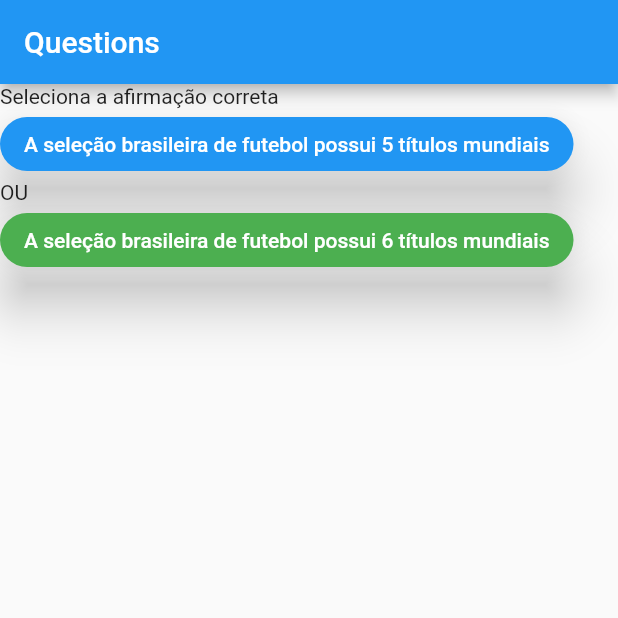
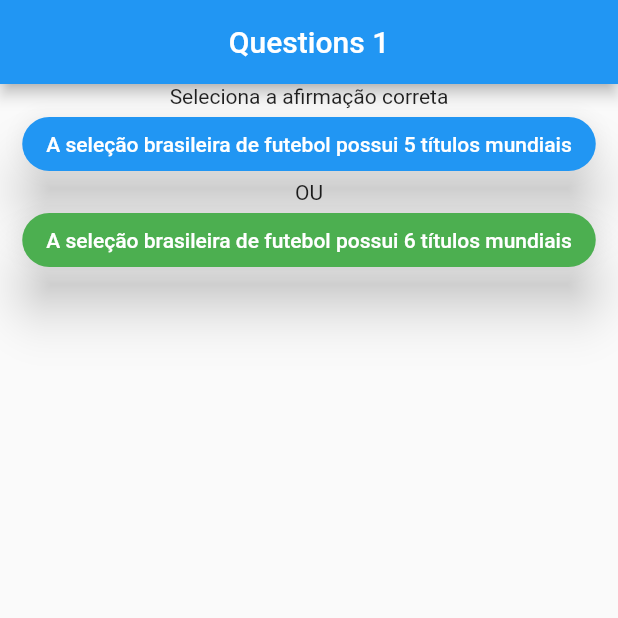
Before and after one commit to luizrovaris/QuizApp_Flutter, a Flutter app: the screen it shows after launch, on a phone screen of 412 x 824 dp, the top half of it. Run offline on Flutter 3.47's test engine with Material 2 defaults, Android fonts, the phone set to English and light mode, and no system bars.

Commit message:
Adding result file

```diff
--- a/quiz_app/lib/home.dart
+++ b/quiz_app/lib/home.dart
@@ -1,8 +1,10 @@
 import 'package:flutter/material.dart';
+import 'package:quiz_app/result.dart';
 import './models/question.dart';
 import './question_box.dart';
+import './result.dart';
 
-class Home extends StatefulWidget{
+class Home extends StatefulWidget {
   @override
   State<StatefulWidget> createState() => HomeState();
 }
@@ -11,43 +13,72 @@ class HomeState extends State<Home> {
   final _questions = [
     {
       0: [
-        Question('A seleção brasileira de futebol possui 5 títulos mundiais', 1),
+        Question(
+            'A seleção brasileira de futebol possui 5 títulos mundiais', 1),
         Question('A seleção brasileira de futebol possui 6 títulos mundiais', 0)
       ]
     },
     {
       1: [
         Question('O Flamengo é campeão mundial', 1),
-        Question('O Flamengo não é campeão mundial', 0)]
+        Question('O Flamengo não é campeão mundial', 0)
+      ]
     },
     {
       2: [
         Question('O Palmeiras é campeão mundial', 0),
-        Question('O Palmeiras não é campeão mundial', 1)]
+        Question('O Palmeiras não é campeão mundial', 1)
+      ]
     },
     {
       3: [
         Question('O atual técnico da seleção brasileira é o Tite', 1),
-        Question('O atual técnico da seleção brasileira é o Luxa', 0)]
+        Question('O atual técnico da seleção brasileira é o Luxa', 0)
+      ]
     }
   ];
   int result = 0;
   int _index = 0;
 
-  void nextQuestion(int value){
+  void nextQuestion(int value) {
     setState(() {
       _index++;
       result += value;
     });
   }
 
+  void reset() {
+    setState(() {
+      _index = 0;
+      result = 0;
+    });
+  }
+
+  String getResultMessage() {
+    if (result < 2) {
+      return 'Oops... Tente outra vez.';
+    } else if (result < 3) {
+      return 'Quase lá...';
+    }
+
+    return 'Você acertou tudo!';
+  }
+
+  String _getTitle() {
+    return _index < _questions.length ? 'Questions ${_index + 1}' : 'Resultado';
+  }
+
   @override
   Widget build(BuildContext context) {
     return Scaffold(
       appBar: AppBar(
-        title: Text('Questions'),
+        title: Center(
+          child: Text(this._getTitle()),
+        ),
       ),
-      body: QuestionBox(_index, _questions, nextQuestion)
+      body: _index < _questions.length
+          ? QuestionBox(_index, _questions, nextQuestion)
+          : Result(getResultMessage(), this.reset),
     );
   }
 }
--- a/quiz_app/lib/question_box.dart
+++ b/quiz_app/lib/question_box.dart
@@ -1,6 +1,6 @@
 import 'package:flutter/material.dart';
 
-class QuestionBox extends StatelessWidget{
+class QuestionBox extends StatelessWidget {
   final _index;
   final _questions;
   final Function nextQuestion;
@@ -11,43 +11,61 @@ class QuestionBox extends StatelessWidget{
   Widget build(BuildContext context) {
     return Column(
       children: <Widget>[
+        Row(children: <Widget>[
+          Expanded(
+            child: Text(
+              'Seleciona a afirmação correta',
+              textAlign: TextAlign.center,
+            ),
+          ),
+        ]),
         Row(
+          mainAxisAlignment: MainAxisAlignment.center,
           children: <Widget>[
-              Text('Seleciona a afirmação correta')
-            ]
-        ),
-        Row(
-          children: <Widget>[ElevatedButton(
-            onPressed: () => this.nextQuestion(_questions[_index][_index][0].value),
+            Flexible(
+              child: ElevatedButton(
+                  onPressed: () =>
+                      this.nextQuestion(_questions[_index][_index][0].value),
                   style: ElevatedButton.styleFrom(
                       primary: Colors.blue,
                       onPrimary: Colors.white,
                       shape: RoundedRectangleBorder(
-                borderRadius: BorderRadius.circular(25)
-              ),
-              elevation: 15.0
-            ),
-            child: Text(_questions[_index][_index][0].question)
-          )],
+                          borderRadius: BorderRadius.circular(25)),
+                      elevation: 15.0),
+                  child: Text(
+                    _questions[_index][_index][0].question
+                  )),
+            )
+          ],
         ),
         Row(
           children: <Widget>[
-            Text('OU')
+            Expanded(
+              child: Text(
+                'OU',
+                textAlign: TextAlign.center,
+              ),
+            ),
           ],
         ),
         Row(
-          children: <Widget>[ElevatedButton(
-            onPressed: () => this.nextQuestion(_questions[_index][_index][1].value),
+          mainAxisAlignment: MainAxisAlignment.center,
+          children: <Widget>[
+            Flexible(
+              child: ElevatedButton(
+                  onPressed: () =>
+                      this.nextQuestion(_questions[_index][_index][1].value),
                   style: ElevatedButton.styleFrom(
                       primary: Colors.green,
                       onPrimary: Colors.white,
                       shape: RoundedRectangleBorder(
-                borderRadius: BorderRadius.circular(25)
-              ),
-              elevation: 15.0
-            ),
-            child: Text(_questions[_index][_index][1].question)
-          )],
+                          borderRadius: BorderRadius.circular(25)),
+                      elevation: 15.0),
+                  child: Text(
+                    _questions[_index][_index][1].question
+                  )),
+            )
+          ],
         )
       ],
     );
```
Also changed, not shown: quiz_app/lib/result.dart (added, +37 -0 lines). Lines whose indentation alone changed are shown as unchanged.
